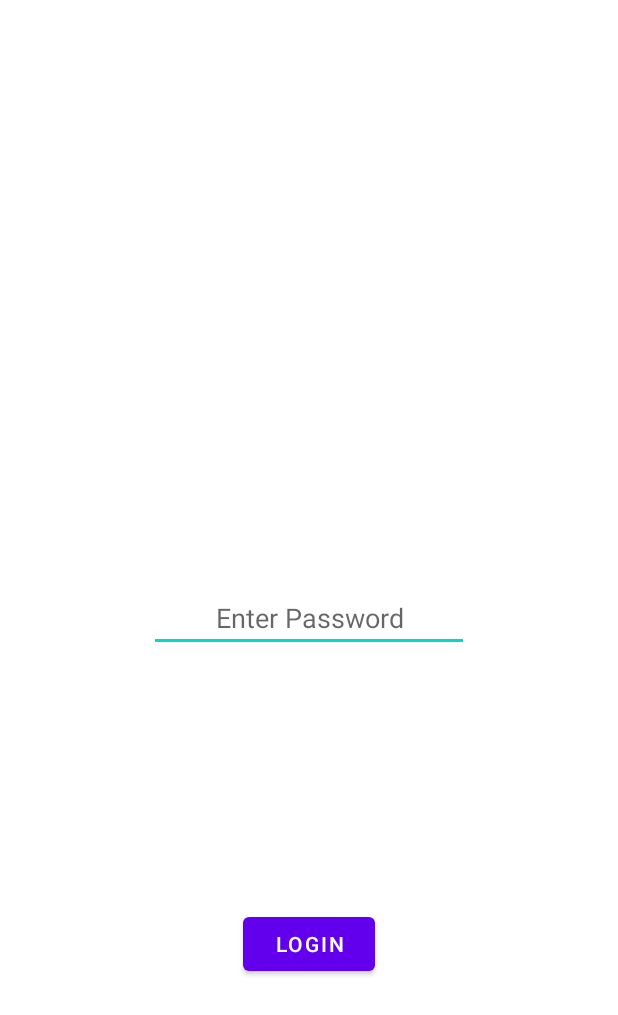
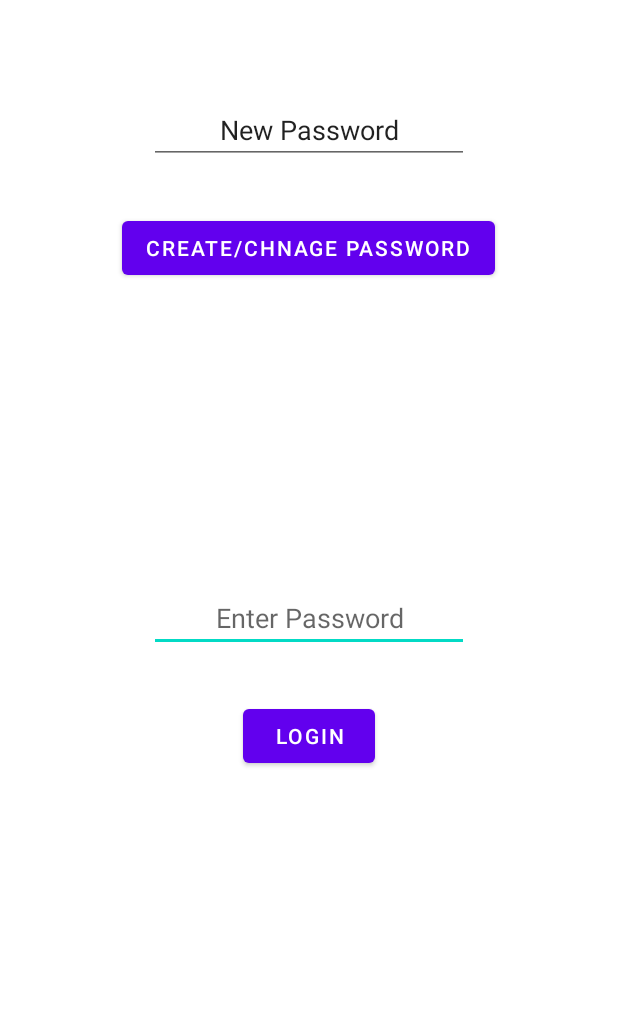
Before and after one commit to MichaelMprog/PrivateNotes, an Android app: the screen it shows after launch (Login), after a tap on "LOGIN", on a phone screen of 412 x 824 dp. Shown: the top 1015 px of the screen. Run offline under Robolectric (Android 15) with nearby library versions, the phone set to English and light mode, and no system bars; Roboto replaces fonts that are not available here.

Commit message:
Basic implementation of user-defined password

```diff
--- a/app/src/main/java/com/example/privatenotes/Login.java
+++ b/app/src/main/java/com/example/privatenotes/Login.java
@@ -11,43 +11,75 @@ import android.widget.EditText;
 import android.widget.TextView;
 import android.widget.Toast;
 
+import org.w3c.dom.Text;
+
 public class Login extends AppCompatActivity {
-    // using shared preferences for saving to local device
-    // SharedPreferences sharedPref;
-    EditText enterPassword;
-    TextView wrongPass;
+    private EditText enterPassword, newPass;
+    private Button btnChange, btnNext;
+
+    public static final String SHARED_PREFS = "sharedPrefs";
+    public static final String PASSWORD = "text";
+    private String userPass;
+
     @Override
     protected void onCreate(Bundle savedInstanceState) {
         super.onCreate(savedInstanceState);
-        // sharedPref = getSharedPreferences("myPref", MODE_PRIVATE);
-        String userPass = "password";
-        // message for wrong password, hidden until needed
-        wrongPass = findViewById(R.id.wrongPass);
+        setContentView(R.layout.activity_login);
 
-        setContentView(R.layout.activity_login);
-        enterPassword = findViewById(R.id.enterPassword);
+        // UI initialization
+        enterPassword = (EditText) findViewById(R.id.enterPassword);
+        newPass = (EditText) findViewById(R.id.newPass);
+        btnChange = (Button) findViewById(R.id.btnChange);
+        btnNext = (Button) findViewById(R.id.btnLogin);
 
-        Button button = findViewById(R.id.btnLogin);
-        button.setOnClickListener (new View.OnClickListener() {
+        // change password button listener
+        btnChange.setOnClickListener (new View.OnClickListener() {
+            @Override
+            public void onClick(View v) {
+                // when clicked, set password to text in newPass text field
+                savePassword();
+            }
+        });
+
+        // login button listener
+        btnNext.setOnClickListener (new View.OnClickListener() {
            @Override
            public void onClick(View v) {
-               //sharedPref.edit().putString("user_id",)
                // get password from input when login is pressed
                String inputPass = enterPassword.getText().toString();
-               // compare to saved password
-               if (inputPass.compareTo(userPass) == 0) {
+               loadPassword();
+               // if user hasn't set a password yet
+               if (userPass.compareTo("") == 0)
+               {
+                    Toast.makeText(Login.this, "Please create a password first.", Toast.LENGTH_SHORT).show();
+               }
+               else if (inputPass.compareTo(userPass) == 0) {
                    // if correct, go to MainActivity
                    Intent intent = new Intent(Login.this, MainActivity.class);
                    startActivity(intent);
                }
                else {
                    // if incorrect, tell user
-                   wrongPass.setVisibility(View.VISIBLE);
+                   Toast.makeText(Login.this, "Invalid Password", Toast.LENGTH_SHORT).show();
                }
            }
         });
     }
 
+    public void savePassword() {
+        SharedPreferences sharedPreferences = getSharedPreferences(SHARED_PREFS, MODE_PRIVATE);
+        SharedPreferences.Editor editor = sharedPreferences.edit();
+        // saves text in newPass EditText field into PASSWORD shared preference
+        editor.putString(PASSWORD, newPass.getText().toString());
+        editor.apply();
+        Toast.makeText(this, "Password saved", Toast.LENGTH_SHORT).show();
+    }
+
+    public void loadPassword() {
+        SharedPreferences sharedPreferences = getSharedPreferences(SHARED_PREFS, MODE_PRIVATE);
+        // sets userPass equal to string in PASSWORD, or if there is no value, make it empty
+        userPass = sharedPreferences.getString(PASSWORD, "");
+    }
 
 
 }
--- a/app/src/main/res/layout/activity_login.xml
+++ b/app/src/main/res/layout/activity_login.xml
@@ -10,8 +10,8 @@
         android:id="@+id/btnLogin"
         android:layout_width="wrap_content"
         android:layout_height="wrap_content"
+        android:layout_marginTop="32dp"
         android:text="Login"
-        app:layout_constraintBottom_toBottomOf="parent"
         app:layout_constraintEnd_toEndOf="parent"
         app:layout_constraintStart_toStartOf="parent"
         app:layout_constraintTop_toBottomOf="@+id/enterPassword" />
@@ -29,19 +29,28 @@
         app:layout_constraintStart_toStartOf="parent"
         app:layout_constraintTop_toTopOf="parent" />
 
-    <TextView
-        android:id="@+id/wrongPass"
+    <Button
+        android:id="@+id/btnChange"
         android:layout_width="wrap_content"
         android:layout_height="wrap_content"
         android:layout_marginTop="32dp"
-        android:fontFamily="sans-serif"
-        android:text="Invalid Password!"
+        android:text="Create/Chnage Password"
+        app:layout_constraintEnd_toEndOf="parent"
+        app:layout_constraintHorizontal_bias="0.496"
+        app:layout_constraintStart_toStartOf="parent"
+        app:layout_constraintTop_toBottomOf="@+id/newPass" />
+
+    <EditText
+        android:id="@+id/newPass"
+        android:layout_width="wrap_content"
+        android:layout_height="wrap_content"
+        android:layout_marginTop="64dp"
+        android:ems="10"
+        android:inputType="textPersonName"
+        android:lineSpacingExtra="0sp"
+        android:text="New Password"
         android:textAlignment="center"
-        android:textAppearance="@style/TextAppearance.AppCompat.Large"
-        android:textColor="#CC0A0A"
-        android:textStyle="bold"
-        android:visibility="invisible"
         app:layout_constraintEnd_toEndOf="parent"
         app:layout_constraintStart_toStartOf="parent"
-        app:layout_constraintTop_toBottomOf="@+id/enterPassword" />
+        app:layout_constraintTop_toTopOf="parent" />
 </androidx.constraintlayout.widget.ConstraintLayout>
```
